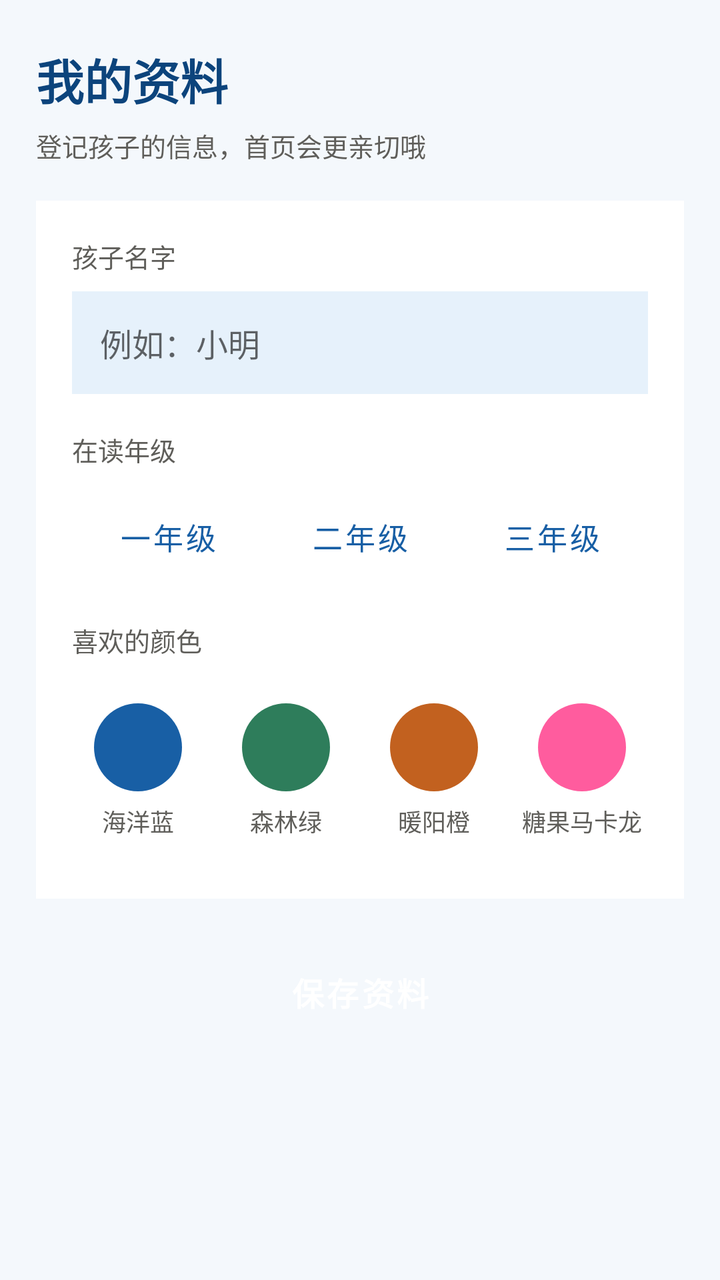
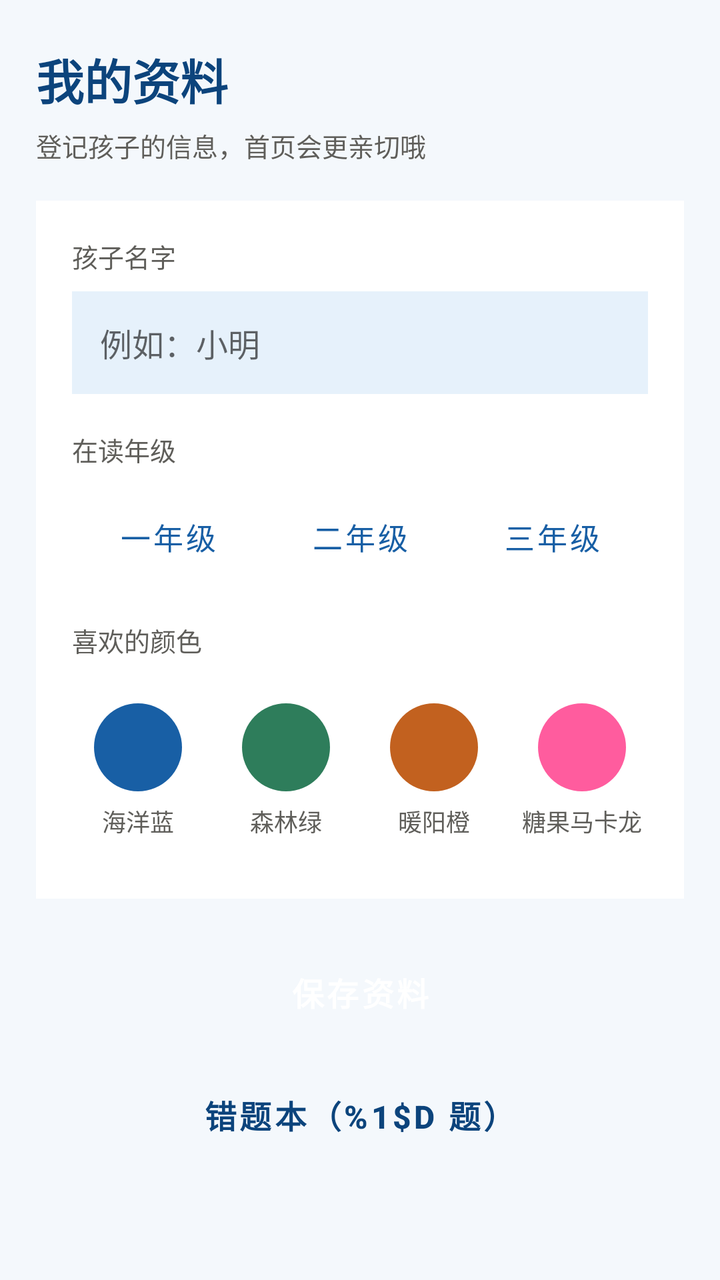

Screens rendered from an Android XML layout before and after an edit, with the pre-edit source and the edit as a unified diff.
<!-- AndroidManifest.xml: application theme Theme.KidsGuard -->
<!-- res/layout/activity_settings.xml -->
<?xml version="1.0" encoding="utf-8"?>
<ScrollView xmlns:android="http://schemas.android.com/apk/res/android"
    android:layout_width="match_parent"
    android:layout_height="match_parent"
    android:background="?attr/kgPageBg">

    <LinearLayout
        android:layout_width="match_parent"
        android:layout_height="wrap_content"
        android:orientation="vertical"
        android:paddingStart="18dp"
        android:paddingEnd="18dp"
        android:paddingTop="22dp"
        android:paddingBottom="28dp">

        <TextView
            android:layout_width="wrap_content"
            android:layout_height="wrap_content"
            android:text="@string/settings_title"
            android:textColor="?attr/kgBrandDark"
            android:textSize="24sp"
            android:textStyle="bold" />

        <TextView
            android:layout_width="wrap_content"
            android:layout_height="wrap_content"
            android:layout_marginTop="6dp"
            android:text="@string/settings_tip"
            android:textColor="@color/text_sub"
            android:textSize="13sp" />

        
        <LinearLayout
            android:layout_width="match_parent"
            android:layout_height="wrap_content"
            android:layout_marginTop="18dp"
            android:background="?attr/kgCardBg"
            android:orientation="vertical"
            android:padding="18dp">

            
            <TextView
                android:layout_width="wrap_content"
                android:layout_height="wrap_content"
                android:text="@string/settings_name"
                android:textColor="@color/text_sub"
                android:textSize="13sp" />

            <EditText
                android:id="@+id/etName"
                android:layout_width="match_parent"
                android:layout_height="wrap_content"
                android:layout_marginTop="8dp"
                android:background="?attr/kgBrandLight"
                android:hint="@string/settings_name_hint"
                android:inputType="textPersonName"
                android:maxLength="8"
                android:padding="14dp"
                android:textColor="?attr/kgBrandDark"
                android:textSize="16sp" />

            
            <TextView
                android:layout_width="wrap_content"
                android:layout_height="wrap_content"
                android:layout_marginTop="18dp"
                android:text="@string/settings_grade"
                android:textColor="@color/text_sub"
                android:textSize="13sp" />

            <LinearLayout
                android:layout_width="match_parent"
                android:layout_height="wrap_content"
                android:layout_marginTop="10dp"
                android:orientation="horizontal">

                <Button
                    android:id="@+id/btnGrade1"
                    style="@style/GradeChip"
                    android:text="@string/grade_g1" />

                <Button
                    android:id="@+id/btnGrade2"
                    style="@style/GradeChip"
                    android:text="@string/grade_g2" />

                <Button
                    android:id="@+id/btnGrade3"
                    style="@style/GradeChip"
                    android:text="@string/grade_g3" />
            </LinearLayout>

            
            <TextView
                android:layout_width="wrap_content"
                android:layout_height="wrap_content"
                android:layout_marginTop="18dp"
                android:text="@string/settings_theme"
                android:textColor="@color/text_sub"
                android:textSize="13sp" />

            <LinearLayout
                android:id="@+id/themeRow"
                android:layout_width="match_parent"
                android:layout_height="wrap_content"
                android:layout_marginTop="10dp"
                android:orientation="horizontal">

                <FrameLayout
                    android:id="@+id/swatchOcean"
                    android:layout_width="0dp"
                    android:layout_height="wrap_content"
                    android:layout_weight="1"
                    android:layout_marginEnd="8dp">

                    <LinearLayout
                        android:layout_width="match_parent"
                        android:layout_height="wrap_content"
                        android:orientation="vertical"
                        android:gravity="center"
                        android:paddingTop="12dp"
                        android:paddingBottom="12dp">

                        <ImageView
                            android:layout_width="44dp"
                            android:layout_height="44dp"
                            android:scaleType="centerInside"
                            android:src="@drawable/dot_ocean" />

                        <TextView
                            android:layout_width="wrap_content"
                            android:layout_height="wrap_content"
                            android:layout_marginTop="6dp"
                            android:text="@string/theme_ocean"
                            android:textColor="@color/text_sub"
                            android:textSize="12sp" />
                    </LinearLayout>
                </FrameLayout>

                <FrameLayout
                    android:id="@+id/swatchForest"
                    android:layout_width="0dp"
                    android:layout_height="wrap_content"
                    android:layout_weight="1"
                    android:layout_marginEnd="8dp">

                    <LinearLayout
                        android:layout_width="match_parent"
                        android:layout_height="wrap_content"
                        android:orientation="vertical"
                        android:gravity="center"
                        android:paddingTop="12dp"
                        android:paddingBottom="12dp">

                        <ImageView
                            android:layout_width="44dp"
                            android:layout_height="44dp"
                            android:scaleType="centerInside"
                            android:src="@drawable/dot_forest" />

                        <TextView
                            android:layout_width="wrap_content"
                            android:layout_height="wrap_content"
                            android:layout_marginTop="6dp"
                            android:text="@string/theme_forest"
                            android:textColor="@color/text_sub"
                            android:textSize="12sp" />
                    </LinearLayout>
                </FrameLayout>

                <FrameLayout
                    android:id="@+id/swatchSunset"
                    android:layout_width="0dp"
                    android:layout_height="wrap_content"
                    android:layout_weight="1"
                    android:layout_marginEnd="8dp">

                    <LinearLayout
                        android:layout_width="match_parent"
                        android:layout_height="wrap_content"
                        android:orientation="vertical"
                        android:gravity="center"
                        android:paddingTop="12dp"
                        android:paddingBottom="12dp">

                        <ImageView
                            android:layout_width="44dp"
                            android:layout_height="44dp"
                            android:scaleType="centerInside"
                            android:src="@drawable/dot_sunset" />

                        <TextView
                            android:layout_width="wrap_content"
                            android:layout_height="wrap_content"
                            android:layout_marginTop="6dp"
                            android:text="@string/theme_sunset"
                            android:textColor="@color/text_sub"
                            android:textSize="12sp" />
                    </LinearLayout>
                </FrameLayout>

                <FrameLayout
                    android:id="@+id/swatchCandy"
                    android:layout_width="0dp"
                    android:layout_height="wrap_content"
                    android:layout_weight="1">

                    <LinearLayout
                        android:layout_width="match_parent"
                        android:layout_height="wrap_content"
                        android:orientation="vertical"
                        android:gravity="center"
                        android:paddingTop="12dp"
                        android:paddingBottom="12dp">

                        <ImageView
                            android:layout_width="44dp"
                            android:layout_height="44dp"
                            android:scaleType="centerInside"
                            android:src="@drawable/dot_candy" />

                        <TextView
                            android:layout_width="wrap_content"
                            android:layout_height="wrap_content"
                            android:layout_marginTop="6dp"
                            android:text="@string/theme_candy"
                            android:textColor="@color/text_sub"
                            android:textSize="12sp" />
                    </LinearLayout>
                </FrameLayout>
            </LinearLayout>
        </LinearLayout>

        <Button
            android:id="@+id/btnSave"
            style="@style/CartoonButton"
            android:layout_width="match_parent"
            android:layout_marginTop="22dp"
            android:text="@string/settings_save" />

    </LinearLayout>
</ScrollView>
<!-- resources referenced by this layout -->
<resources>
  <color name="text_sub">#5F5E5A</color>
  <!-- drawable dot_candy (drawable) -->
  <?xml version="1.0" encoding="utf-8"?>
  <shape xmlns:android="http://schemas.android.com/apk/res/android"
      android:shape="oval">
      <solid android:color="@color/candy_brand" />
  </shape>
  <!-- drawable dot_forest (drawable) -->
  <?xml version="1.0" encoding="utf-8"?>
  <shape xmlns:android="http://schemas.android.com/apk/res/android"
      android:shape="oval">
      <solid android:color="@color/forest_brand" />
  </shape>
  <!-- drawable dot_ocean (drawable) -->
  <?xml version="1.0" encoding="utf-8"?>
  <shape xmlns:android="http://schemas.android.com/apk/res/android"
      android:shape="oval">
      <solid android:color="@color/ocean_brand" />
  </shape>
  <!-- drawable dot_sunset (drawable) -->
  <?xml version="1.0" encoding="utf-8"?>
  <shape xmlns:android="http://schemas.android.com/apk/res/android"
      android:shape="oval">
      <solid android:color="@color/sunset_brand" />
  </shape>
  <string name="grade_g1">一年级</string>
  <string name="grade_g2">二年级</string>
  <string name="grade_g3">三年级</string>
  <string name="settings_grade">在读年级</string>
  <string name="settings_name">孩子名字</string>
  <string name="settings_name_hint">例如：小明</string>
  <string name="settings_save">保存资料</string>
  <string name="settings_theme">喜欢的颜色</string>
  <string name="settings_tip">登记孩子的信息，首页会更亲切哦</string>
  <string name="settings_title">我的资料</string>
  <string name="theme_candy">糖果马卡龙</string>
  <string name="theme_forest">森林绿</string>
  <string name="theme_ocean">海洋蓝</string>
  <string name="theme_sunset">暖阳橙</string>
  <style name="CartoonButton" parent="Widget.MaterialComponents.Button">
          <item name="shapeAppearanceOverlay">@style/CartoonShapeOverlay</item>
          <item name="android:layout_height">wrap_content</item>
          <item name="android:paddingTop">13dp</item>
          <item name="android:paddingBottom">13dp</item>
          <item name="android:textSize">16sp</item>
          <item name="android:textStyle">bold</item>
          <item name="android:textColor">@android:color/white</item>
          <item name="backgroundTint">?attr/kgBrand</item>
          <item name="elevation">6dp</item>
          <item name="android:stateListAnimator">@null</item>
      </style>
  <style name="GradeChip" parent="Widget.MaterialComponents.Button.OutlinedButton">
          <item name="shapeAppearanceOverlay">@style/CartoonShapeOverlay</item>
          <item name="android:layout_width">0dp</item>
          <item name="android:layout_height">wrap_content</item>
          <item name="android:layout_weight">1</item>
          <item name="android:layout_marginStart">4dp</item>
          <item name="android:layout_marginEnd">4dp</item>
          <item name="android:textSize">15sp</item>
          <item name="android:paddingTop">10dp</item>
          <item name="android:paddingBottom">10dp</item>
          <item name="strokeWidth">2dp</item>
          <item name="strokeColor">?attr/kgBrand</item>
      </style>
  <style name="Theme.KidsGuard" parent="Theme.KidsGuard.Ocean" />
  <color name="candy_brand">#FF5C9E</color>
  <color name="forest_brand">#2E7D5B</color>
  <color name="ocean_brand">#185FA5</color>
  <color name="sunset_brand">#C2611F</color>
  <style name="CartoonShapeOverlay">
          <item name="cornerFamily">rounded</item>
          <item name="cornerSize">18dp</item>
      </style>
  <color name="ocean_brand_dark">#0C447C</color>
  <color name="ocean_brand_light">#E6F1FB</color>
  <color name="ocean_page">#F4F8FC</color>
  <color name="bg_card">#FFFFFF</color>
</resources>

<!-- the commit's change to res/layout/activity_settings.xml (unified diff, before → after) -->
@@ -238,5 +238,15 @@
             android:layout_marginTop="22dp"
             android:text="@string/settings_save" />
 
+        
+        <Button
+            android:id="@+id/btnWrong"
+            style="@style/CartoonButton"
+            android:layout_width="match_parent"
+            android:layout_marginTop="12dp"
+            android:backgroundTint="?attr/kgBrandLight"
+            android:text="@string/settings_wrong_btn"
+            android:textColor="?attr/kgBrandDark" />
+
     </LinearLayout>
 </ScrollView>
<!-- resource entries referenced after the edit -->
@@ -35,6 +35,7 @@
   <string name="settings_theme">喜欢的颜色</string>
   <string name="settings_tip">登记孩子的信息，首页会更亲切哦</string>
   <string name="settings_title">我的资料</string>
+  <string name="settings_wrong_btn">错题本（%1$d 题）</string>
   <string name="theme_candy">糖果马卡龙</string>
   <string name="theme_forest">森林绿</string>
   <string name="theme_ocean">海洋蓝</string>
